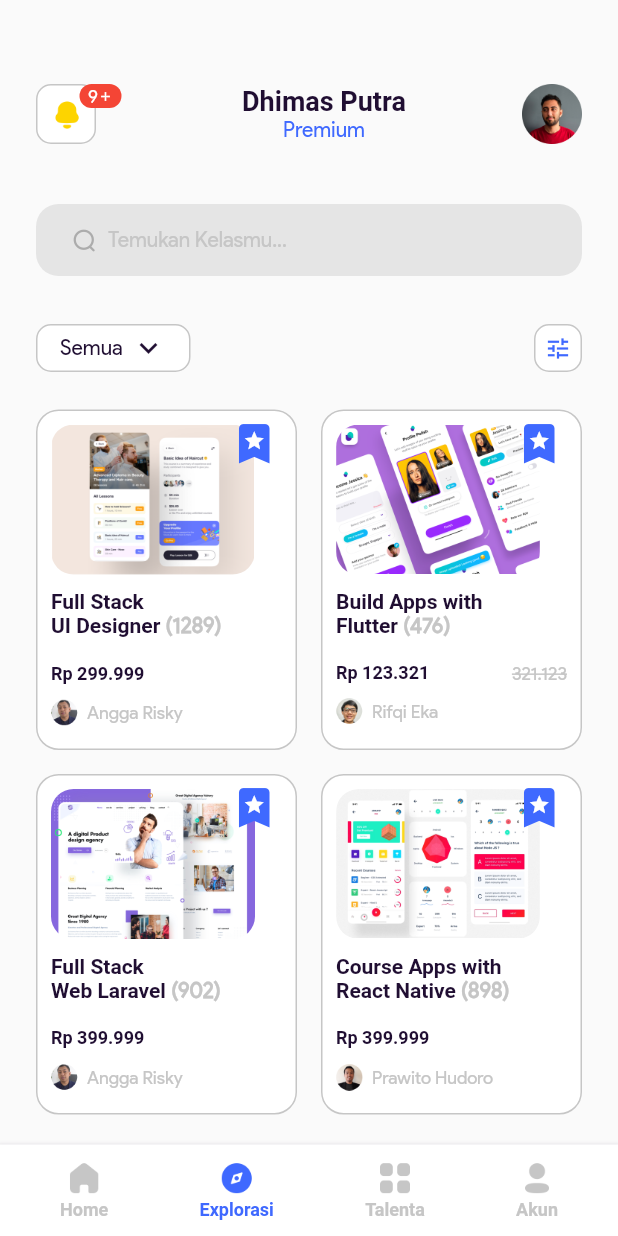
After one commit to Syahro/course, a Flutter app: the ExplorasiPage screen opened directly, on a phone screen of 412 x 824 dp. The commit adds this screen. Run offline on Flutter 3.47's test engine with Material 2 defaults, Android fonts, the phone set to English and light mode, and no system bars; missing offline and left inert: carousel_images; Roboto replaces fonts that are missing (Product-Regular-Bold).

Commit message:
done modified explorePage and add some assets or support

```diff
--- a/lib/pages/beranda_page.dart
+++ b/lib/pages/beranda_page.dart
@@ -1,5 +1,6 @@
 import 'package:course/theme.dart';
 import 'package:course/widget/bottom_floating.dart';
+import 'package:course/widget/header.dart';
 import 'package:course/widget/popular_class_card.dart';
 import 'package:flutter/material.dart';
 import 'package:carousel_images/carousel_images.dart';
@@ -13,7 +14,12 @@ class BerandaPage extends StatelessWidget {
   @override
   Widget build(BuildContext context) {
     return Scaffold(
-      floatingActionButton: BottomFloating(),
+      floatingActionButton: BottomFloating(
+        isHome: true,
+        isExplore: false,
+        isTalent: false,
+        isAccount: false,
+      ),
       floatingActionButtonLocation: FloatingActionButtonLocation.centerDocked,
       body: SafeArea(
         child: ListView(
@@ -28,88 +34,7 @@ class BerandaPage extends StatelessWidget {
               child: Column(
                 crossAxisAlignment: CrossAxisAlignment.start,
                 children: [
-                  Row(
-                    mainAxisAlignment: MainAxisAlignment.spaceBetween,
-                    children: [
-                      Container(
-                        height: 40,
-                        width: 60,
-                        child: Stack(
-                          children: [
-                            Container(
-                              height: 40,
-                              width: 40,
-                              decoration: BoxDecoration(
-                                color: whiteColor,
-                                borderRadius: BorderRadius.circular(10),
-                                border: Border.all(
-                                  color: greyColor,
-                                ),
-                              ),
-                              child: Center(
-                                child: Image.asset(
-                                  'assets/bell.png',
-                                  width: 22,
-                                  height: 22,
-                                ),
-                              ),
-                            ),
-                            Container(
-                              margin: EdgeInsets.only(left: 29),
-                              height: 16,
-                              width: 28,
-                              decoration: BoxDecoration(
-                                color: redColor,
-                                borderRadius: BorderRadius.circular(8),
-                              ),
-                              child: Row(
-                                mainAxisAlignment: MainAxisAlignment.center,
-                                children: [
-                                  Text(
-                                    '9',
-                                    style: regularTextStyle.copyWith(
-                                      fontSize: 12,
-                                      color: whiteColor,
-                                    ),
-                                  ),
-                                  Icon(
-                                    Icons.add,
-                                    color: whiteColor,
-                                    size: 10,
-                                  ),
-                                ],
-                              ),
-                            ),
-                          ],
-                        ),
-                      ),
-                      Column(
-                        mainAxisAlignment: MainAxisAlignment.center,
-                        children: [
-                          Text(
-                            'Dhimas Putra',
-                            style: boldTextStyle.copyWith(
-                              fontSize: 18,
-                              color: blackColor,
-                              fontWeight: FontWeight.w700,
-                            ),
-                          ),
-                          Text(
-                            'Premium',
-                            style: regularTextStyle.copyWith(
-                              fontSize: 14,
-                              color: blueColor,
-                            ),
-                          ),
-                        ],
-                      ),
-                      Image.asset(
-                        'assets/avatar.png',
-                        width: 40,
-                        height: 40,
-                      ),
-                    ],
-                  ),
+                  Header(),
                   SizedBox(
                     height: 40,
                   ),
--- /dev/null
+++ b/lib/pages/explorasi_page.dart
@@ -0,0 +1,193 @@
+import 'package:course/theme.dart';
+import 'package:course/widget/bottom_floating.dart';
+import 'package:course/widget/header.dart';
+import 'package:course/widget/popular_class_card.dart';
+import 'package:flutter/material.dart';
+
+class ExplorasiPage extends StatelessWidget {
+  @override
+  Widget build(BuildContext context) {
+    return Scaffold(
+      floatingActionButton: BottomFloating(
+        isHome: false,
+        isExplore: true,
+        isTalent: false,
+        isAccount: false,
+      ),
+      floatingActionButtonLocation: FloatingActionButtonLocation.centerDocked,
+      body: SafeArea(
+        child: ListView(
+          children: [
+            Padding(
+              padding: EdgeInsets.symmetric(
+                horizontal: defaultMargin,
+              ),
+              child: Column(
+                crossAxisAlignment: CrossAxisAlignment.start,
+                children: [
+                  SizedBox(
+                    height: 56,
+                  ),
+                  Header(),
+                  SizedBox(
+                    height: 40,
+                  ),
+                  Container(
+                    height: 48,
+                    width: double.infinity,
+                    decoration: BoxDecoration(
+                      color: lightGreyColor,
+                      borderRadius: BorderRadius.circular(15),
+                    ),
+                    child: Padding(
+                      padding: EdgeInsets.symmetric(
+                        horizontal: defaultMargin,
+                        vertical: 15,
+                      ),
+                      child: Row(
+                        children: [
+                          Image.asset(
+                            'assets/search.png',
+                            width: 16,
+                            height: 16,
+                          ),
+                          SizedBox(
+                            width: 8,
+                          ),
+                          Text(
+                            'Temukan Kelasmu...',
+                            style: regularTextStyle.copyWith(
+                              fontSize: 14,
+                              color: greyColor,
+                            ),
+                          )
+                        ],
+                      ),
+                    ),
+                  ),
+                  SizedBox(
+                    height: 32,
+                  ),
+                  Row(
+                    mainAxisAlignment: MainAxisAlignment.spaceBetween,
+                    children: [
+                      Container(
+                        height: 32,
+                        width: 103,
+                        padding: EdgeInsets.symmetric(horizontal: 15),
+                        decoration: BoxDecoration(
+                          color: whiteColor,
+                          borderRadius: BorderRadius.circular(10),
+                          border: Border.all(
+                            color: greyColor,
+                          ),
+                        ),
+                        child: Row(
+                          mainAxisAlignment: MainAxisAlignment.spaceBetween,
+                          children: [
+                            Text(
+                              'Semua',
+                              style: regularTextStyle.copyWith(
+                                fontSize: 14,
+                                color: blackColor,
+                              ),
+                            ),
+                            Icon(
+                              Icons.keyboard_arrow_down,
+                              color: blackColor,
+                            ),
+                          ],
+                        ),
+                      ),
+                      Container(
+                        height: 32,
+                        width: 32,
+                        decoration: BoxDecoration(
+                          color: whiteColor,
+                          borderRadius: BorderRadius.circular(10),
+                          border: Border.all(
+                            color: greyColor,
+                          ),
+                        ),
+                        child: Center(
+                          child: Icon(
+                            Icons.tune,
+                            color: blueColor,
+                            size: 18,
+                          ),
+                        ),
+                      )
+                    ],
+                  ),
+                  SizedBox(
+                    height: 25,
+                  ),
+                  Row(
+                    mainAxisAlignment: MainAxisAlignment.spaceBetween,
+                    children: [
+                      PopularClassCard(
+                        imageUrl: 'assets/class1.png',
+                        firstName: 'Full Stack',
+                        secondName: 'UI Designer',
+                        participant: '(1289)',
+                        price: 'Rp 299.999',
+                        isDiskon: false,
+                        priceDiskon: '0',
+                        imageUrlMentor: 'assets/mentor1.png',
+                        mentorName: 'Angga Risky',
+                      ),
+                      PopularClassCard(
+                        imageUrl: 'assets/class2.png',
+                        firstName: 'Build Apps with',
+                        secondName: 'Flutter',
+                        participant: '(476)',
+                        price: 'Rp 123.321',
+                        isDiskon: true,
+                        priceDiskon: '321.123',
+                        imageUrlMentor: 'assets/mentor2.png',
+                        mentorName: 'Rifqi Eka',
+                      )
+                    ],
+                  ),
+                  SizedBox(
+                    height: 16,
+                  ),
+                  Row(
+                    mainAxisAlignment: MainAxisAlignment.spaceBetween,
+                    children: [
+                      PopularClassCard(
+                        imageUrl: 'assets/class4.png',
+                        firstName: 'Full Stack',
+                        secondName: 'Web Laravel',
+                        participant: '(902)',
+                        price: 'Rp 399.999',
+                        isDiskon: false,
+                        priceDiskon: '0',
+                        imageUrlMentor: 'assets/mentor1.png',
+                        mentorName: 'Angga Risky',
+                      ),
+                      PopularClassCard(
+                        imageUrl: 'assets/class5.png',
+                        firstName: 'Course Apps with',
+                        secondName: 'React Native',
+                        participant: '(898)',
+                        price: 'Rp 399.999',
+                        isDiskon: false,
+                        priceDiskon: '0',
+                        imageUrlMentor: 'assets/mentor3.png',
+                        mentorName: 'Prawito Hudoro',
+                      ),
+                    ],
+                  ),
+                  SizedBox(
+                    height: 68,
+                  ),
+                ],
+              ),
+            )
+          ],
+        ),
+      ),
+    );
+  }
+}
--- a/lib/theme.dart
+++ b/lib/theme.dart
@@ -6,10 +6,10 @@ Color blackColor = Color(0XFF200E32);
 Color whiteColor = Color(0XFFFFFFFF);
 Color blueColor = Color(0XFF3F69FF);
 Color greyColor = Color(0XFFC6C6C6);
+Color lightGreyColor = Color(0XFFE5E5E5);
 Color yellowColor = Color(0XFFFFC266);
 Color redColor = Color(0XFFF44535);
 Color lightYellowColor = Color(0XFFFDD400);
-
 
 TextStyle regularTextStyle = TextStyle(
   fontFamily: 'Product-Regular',
--- a/lib/widget/bottom_floating.dart
+++ b/lib/widget/bottom_floating.dart
@@ -1,8 +1,21 @@
+import 'package:course/pages/beranda_page.dart';
+import 'package:course/pages/explorasi_page.dart';
 import 'package:course/theme.dart';
 import 'package:course/widget/icon_bottom_floating.dart';
 import 'package:flutter/material.dart';
 
 class BottomFloating extends StatelessWidget {
+  final bool isHome;
+  final bool isExplore;
+  final bool isTalent;
+  final bool isAccount;
+
+  BottomFloating({
+    this.isHome,
+    this.isExplore,
+    this.isTalent,
+    this.isAccount,
+  });
   @override
   Widget build(BuildContext context) {
     return Container(
@@ -25,25 +38,39 @@ class BottomFloating extends StatelessWidget {
           mainAxisAlignment: MainAxisAlignment.spaceBetween,
           crossAxisAlignment: CrossAxisAlignment.center,
           children: [
-            IconBottomFloating(
-              imageUrl: 'assets/home.png',
-              menuName: 'Home',
-              isActive: true,
+            InkWell(
+              onTap: () {
+                Navigator.push(context, MaterialPageRoute(builder: (context) {
+                  return BerandaPage();
+                }));
+              },
+              child: IconBottomFloating(
+                imageUrl: 'assets/home.png',
+                menuName: 'Home',
+                isActive: isHome,
+              ),
             ),
-            IconBottomFloating(
-              imageUrl: 'assets/explore.png',
-              menuName: 'Explorasi',
-              isActive: false,
+            InkWell(
+              onTap: () {
+                Navigator.push(context, MaterialPageRoute(builder: (context) {
+                  return ExplorasiPage();
+                }));
+              },
+              child: IconBottomFloating(
+                imageUrl: 'assets/explore.png',
+                menuName: 'Explorasi',
+                isActive: isExplore,
+              ),
             ),
             IconBottomFloating(
               imageUrl: 'assets/talent.png',
               menuName: 'Talenta',
-              isActive: false,
+              isActive: isTalent,
             ),
             IconBottomFloating(
               imageUrl: 'assets/akun.png',
               menuName: 'Akun',
-              isActive: false,
+              isActive: isAccount,
             ),
           ],
         ),
--- /dev/null
+++ b/lib/widget/header.dart
@@ -0,0 +1,87 @@
+import 'package:course/theme.dart';
+import 'package:flutter/material.dart';
+
+class Header extends StatelessWidget {
+  @override
+  Widget build(BuildContext context) {
+    return Row(
+      mainAxisAlignment: MainAxisAlignment.spaceBetween,
+      children: [
+        Container(
+          height: 40,
+          width: 60,
+          child: Stack(
+            children: [
+              Container(
+                height: 40,
+                width: 40,
+                decoration: BoxDecoration(
+                  color: whiteColor,
+                  borderRadius: BorderRadius.circular(10),
+                  border: Border.all(
+                    color: greyColor,
+                  ),
+                ),
+                child: Center(
+                  child: Image.asset(
+                    'assets/bell.png',
+                    width: 22,
+                    height: 22,
+                  ),
+                ),
+              ),
+              Container(
+                margin: EdgeInsets.only(left: 29),
+                height: 16,
+                width: 28,
+                decoration: BoxDecoration(
+                  color: redColor,
+                  borderRadius: BorderRadius.circular(8),
+                ),
+                child: Row(
+                  mainAxisAlignment: MainAxisAlignment.center,
+                  children: [
+                    Text(
+                      '9',
+                      style: regularTextStyle.copyWith(
+                        fontSize: 12,
+                        color: whiteColor,
+                      ),
+                    ),
+                    Icon(
+                      Icons.add,
+                      color: whiteColor,
+                      size: 10,
+                    ),
+                  ],
+                ),
+              ),
+            ],
+          ),
+        ),
+        Column(
+          mainAxisAlignment: MainAxisAlignment.center,
+          children: [
+            Text(
+              'Dhimas Putra',
+              style: boldTextStyle.copyWith(
+                fontSize: 18,
+                color: blackColor,
+                fontWeight: FontWeight.w700,
+              ),
+            ),
+            Text(
+              'Premium',
+              style: regularTextStyle.copyWith(fontSize: 14, color: blueColor),
+            ),
+          ],
+        ),
+        Image.asset(
+          'assets/avatar.png',
+          width: 40,
+          height: 40,
+        ),
+      ],
+    );
+  }
+}
```
Also changed, not shown: assets/class4.png (added), assets/class5.png (added), assets/mentor3.png (added), assets/search.png (added).
